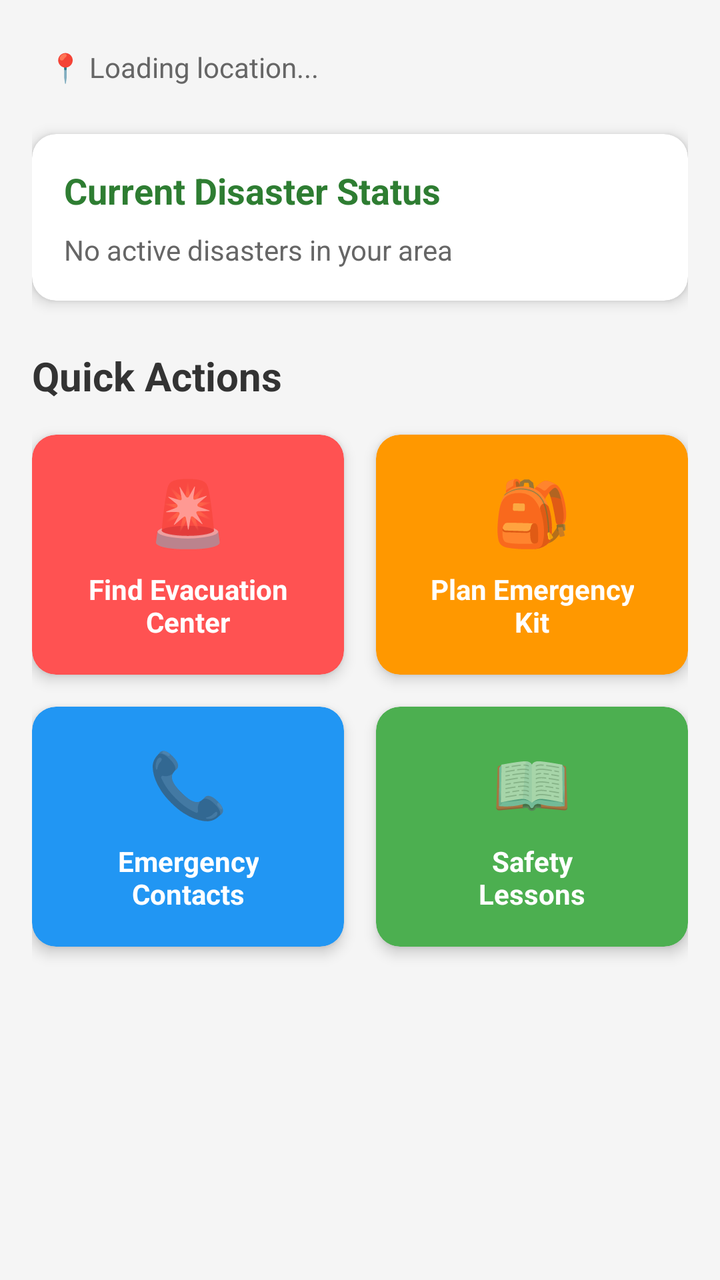
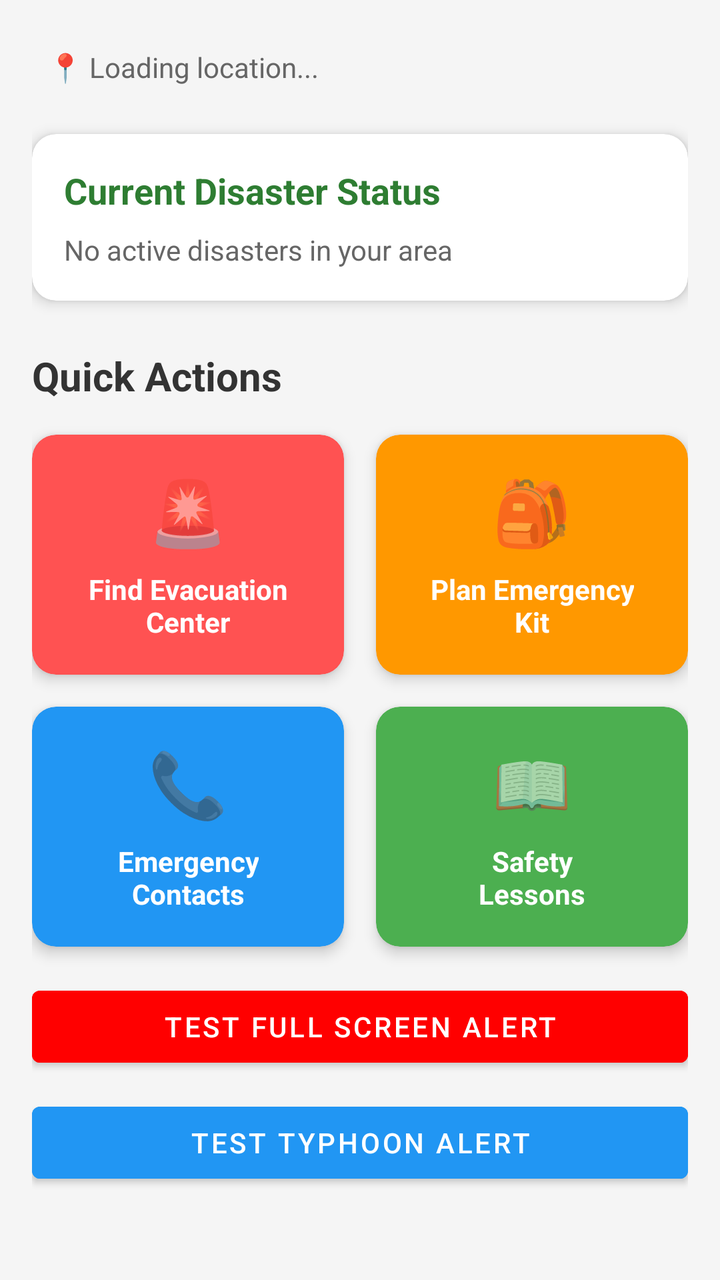

Compare the two renders of this Android layout. The source of the first and the diff that turns it into the second are given below.
<!-- AndroidManifest.xml: application theme Theme.Gabay -->
<!-- res/layout/fragment_home.xml -->
<?xml version="1.0" encoding="utf-8"?>
<ScrollView
    xmlns:android="http://schemas.android.com/apk/res/android"
    xmlns:app="http://schemas.android.com/apk/res-auto"
    android:layout_width="match_parent"
    android:layout_height="match_parent"
    android:fillViewport="true"
    android:background="#F5F5F5">

    <androidx.constraintlayout.widget.ConstraintLayout
        android:layout_width="match_parent"
        android:layout_height="wrap_content"
        android:padding="16dp">

        
        <TextView
            android:id="@+id/tvLocation"
            android:layout_width="wrap_content"
            android:layout_height="wrap_content"
            android:text="📍 Loading location..."
            android:textSize="14sp"
            android:textColor="#666666"
            android:padding="8dp"
            app:layout_constraintTop_toTopOf="parent"
            app:layout_constraintStart_toStartOf="parent" />

        
        <com.google.android.material.card.MaterialCardView
            android:id="@+id/cardDisasterAlert"
            android:layout_width="0dp"
            android:layout_height="wrap_content"
            android:layout_marginTop="16dp"
            app:cardCornerRadius="12dp"
            app:cardElevation="4dp"
            app:layout_constraintTop_toBottomOf="@id/tvLocation"
            app:layout_constraintStart_toStartOf="parent"
            app:layout_constraintEnd_toEndOf="parent">

            <LinearLayout
                android:layout_width="match_parent"
                android:layout_height="wrap_content"
                android:orientation="vertical"
                android:padding="16dp">

                <TextView
                    android:id="@+id/tvAlertTitle"
                    android:layout_width="wrap_content"
                    android:layout_height="wrap_content"
                    android:text="Current Disaster Status"
                    android:textSize="18sp"
                    android:textStyle="bold"
                    android:textColor="#2E7D32" />

                <TextView
                    android:id="@+id/tvAlertMessage"
                    android:layout_width="wrap_content"
                    android:layout_height="wrap_content"
                    android:layout_marginTop="8dp"
                    android:text="No active disasters in your area"
                    android:textSize="14sp"
                    android:textColor="#666666" />

            </LinearLayout>

        </com.google.android.material.card.MaterialCardView>

        
        <TextView
            android:id="@+id/tvQuickActions"
            android:layout_width="wrap_content"
            android:layout_height="wrap_content"
            android:layout_marginTop="24dp"
            android:text="Quick Actions"
            android:textSize="20sp"
            android:textStyle="bold"
            android:textColor="#333333"
            app:layout_constraintTop_toBottomOf="@id/cardDisasterAlert"
            app:layout_constraintStart_toStartOf="parent" />

        
        <com.google.android.material.card.MaterialCardView
            android:id="@+id/btnEvacuation"
            android:layout_width="0dp"
            android:layout_height="120dp"
            android:layout_marginTop="16dp"
            android:layout_marginEnd="8dp"
            app:cardCornerRadius="12dp"
            app:cardElevation="4dp"
            app:cardBackgroundColor="#FF5252"
            app:layout_constraintTop_toBottomOf="@id/tvQuickActions"
            app:layout_constraintStart_toStartOf="parent"
            app:layout_constraintEnd_toStartOf="@id/btnEmergencyKit">

            <LinearLayout
                android:layout_width="match_parent"
                android:layout_height="match_parent"
                android:orientation="vertical"
                android:gravity="center"
                android:padding="16dp">

                <TextView
                    android:layout_width="wrap_content"
                    android:layout_height="wrap_content"
                    android:text="🚨"
                    android:textSize="32sp" />

                <TextView
                    android:layout_width="wrap_content"
                    android:layout_height="wrap_content"
                    android:layout_marginTop="8dp"
                    android:text="Find Evacuation\nCenter"
                    android:textSize="14sp"
                    android:textStyle="bold"
                    android:textColor="@color/white"
                    android:gravity="center" />

            </LinearLayout>

        </com.google.android.material.card.MaterialCardView>

        
        <com.google.android.material.card.MaterialCardView
            android:id="@+id/btnEmergencyKit"
            android:layout_width="0dp"
            android:layout_height="120dp"
            android:layout_marginStart="8dp"
            app:cardCornerRadius="12dp"
            app:cardElevation="4dp"
            app:cardBackgroundColor="#FF9800"
            app:layout_constraintTop_toTopOf="@id/btnEvacuation"
            app:layout_constraintStart_toEndOf="@id/btnEvacuation"
            app:layout_constraintEnd_toEndOf="parent">

            <LinearLayout
                android:layout_width="match_parent"
                android:layout_height="match_parent"
                android:orientation="vertical"
                android:gravity="center"
                android:padding="16dp">

                <TextView
                    android:layout_width="wrap_content"
                    android:layout_height="wrap_content"
                    android:text="🎒"
                    android:textSize="32sp" />

                <TextView
                    android:layout_width="wrap_content"
                    android:layout_height="wrap_content"
                    android:layout_marginTop="8dp"
                    android:text="Plan Emergency\nKit"
                    android:textSize="14sp"
                    android:textStyle="bold"
                    android:textColor="@color/white"
                    android:gravity="center" />

            </LinearLayout>

        </com.google.android.material.card.MaterialCardView>

        
        <com.google.android.material.card.MaterialCardView
            android:id="@+id/btnContacts"
            android:layout_width="0dp"
            android:layout_height="120dp"
            android:layout_marginTop="16dp"
            android:layout_marginEnd="8dp"
            app:cardCornerRadius="12dp"
            app:cardElevation="4dp"
            app:cardBackgroundColor="#2196F3"
            app:layout_constraintTop_toBottomOf="@id/btnEvacuation"
            app:layout_constraintStart_toStartOf="parent"
            app:layout_constraintEnd_toStartOf="@id/btnLessons">

            <LinearLayout
                android:layout_width="match_parent"
                android:layout_height="match_parent"
                android:orientation="vertical"
                android:gravity="center"
                android:padding="16dp">

                <TextView
                    android:layout_width="wrap_content"
                    android:layout_height="wrap_content"
                    android:text="📞"
                    android:textSize="32sp" />

                <TextView
                    android:layout_width="wrap_content"
                    android:layout_height="wrap_content"
                    android:layout_marginTop="8dp"
                    android:text="Emergency\nContacts"
                    android:textSize="14sp"
                    android:textStyle="bold"
                    android:textColor="@color/white"
                    android:gravity="center" />

            </LinearLayout>

        </com.google.android.material.card.MaterialCardView>

        
        <com.google.android.material.card.MaterialCardView
            android:id="@+id/btnLessons"
            android:layout_width="0dp"
            android:layout_height="120dp"
            android:layout_marginStart="8dp"
            app:cardCornerRadius="12dp"
            app:cardElevation="4dp"
            app:cardBackgroundColor="#4CAF50"
            app:layout_constraintTop_toTopOf="@id/btnContacts"
            app:layout_constraintStart_toEndOf="@id/btnContacts"
            app:layout_constraintEnd_toEndOf="parent">

            <LinearLayout
                android:layout_width="match_parent"
                android:layout_height="match_parent"
                android:orientation="vertical"
                android:gravity="center"
                android:padding="16dp">

                <TextView
                    android:layout_width="wrap_content"
                    android:layout_height="wrap_content"
                    android:text="📖"
                    android:textSize="32sp" />

                <TextView
                    android:layout_width="wrap_content"
                    android:layout_height="wrap_content"
                    android:layout_marginTop="8dp"
                    android:text="Safety\nLessons"
                    android:textSize="14sp"
                    android:textStyle="bold"
                    android:textColor="@color/white"
                    android:gravity="center" />

            </LinearLayout>

        </com.google.android.material.card.MaterialCardView>

    </androidx.constraintlayout.widget.ConstraintLayout>

</ScrollView>
<!-- resources referenced by this layout -->
<resources>
  <color name="white">#FFFFFFFF</color>
  <style name="Theme.Gabay" parent="Theme.MaterialComponents.DayNight.DarkActionBar">
          <item name="colorPrimary">@color/primary_green</item>
          <item name="colorPrimaryVariant">@color/teal_700</item>
          <item name="colorOnPrimary">@color/white</item>
          <item name="colorSecondary">@color/primary_blue</item>
          <item name="colorSecondaryVariant">@color/teal_700</item>
          <item name="colorOnSecondary">@color/black</item>
          <item name="android:statusBarColor">@color/primary_green</item>
          <item name="bottomNavigationStyle">@style/LightBottomNav</item>
          <item name="materialCardViewStyle">@style/LightCard</item>
      </style>
  <color name="primary_green">#4CAF50</color>
  <color name="teal_700">#FF018786</color>
  <color name="primary_blue">#2196F3</color>
  <color name="black">#FF000000</color>
  <style name="LightBottomNav" parent="Widget.MaterialComponents.BottomNavigationView">
          <item name="itemIconTint">@color/bottom_nav_color_light</item>
          <item name="itemTextColor">@color/bottom_nav_color_light</item>
      </style>
  <style name="LightCard" parent="Widget.MaterialComponents.CardView">
          <item name="cardBackgroundColor">#FFFFFF</item>
          <item name="cardElevation">4dp</item>
      </style>
</resources>

<!-- the commit's change to res/layout/fragment_home.xml (unified diff, before → after) -->
@@ -2,6 +2,7 @@
 <ScrollView
     xmlns:android="http://schemas.android.com/apk/res/android"
     xmlns:app="http://schemas.android.com/apk/res-auto"
+    xmlns:tools="http://schemas.android.com/tools"
     android:layout_width="match_parent"
     android:layout_height="match_parent"
     android:fillViewport="true"
@@ -13,6 +14,29 @@
         android:padding="16dp">
 
         
+        <Button
+            android:id="@+id/btnTestAlert"
+            android:layout_width="0dp"
+            android:layout_height="wrap_content"
+            android:layout_marginTop="16dp"
+            android:text="TEST FULL SCREEN ALERT"
+            android:backgroundTint="#FF0000"
+            app:layout_constraintTop_toBottomOf="@id/btnContacts"
+            app:layout_constraintStart_toStartOf="parent"
+            app:layout_constraintEnd_toEndOf="parent" />
+
+        
+
+        <Button
+            android:id="@+id/btnTestTyphoon"
+            android:layout_width="match_parent"
+            android:layout_height="wrap_content"
+            android:layout_marginTop="10dp"
+            android:backgroundTint="#2196F3"
+            android:text="TEST TYPHOON ALERT"
+            app:layout_constraintTop_toBottomOf="@+id/btnTestAlert"
+            tools:layout_editor_absoluteX="16dp" />
+
         <TextView
             android:id="@+id/tvLocation"
             android:layout_width="wrap_content"
